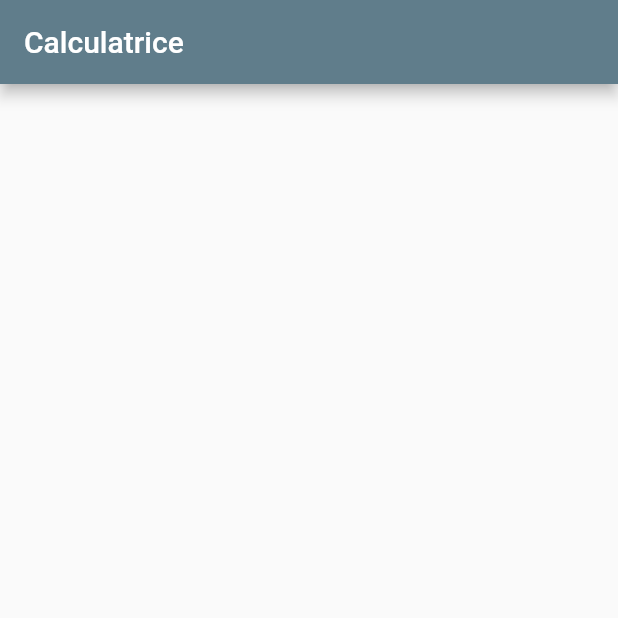
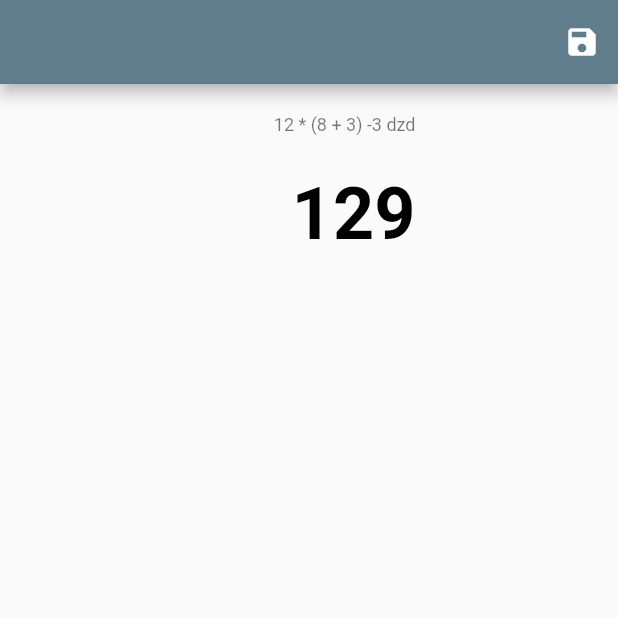
Before and after one commit to swan-benoit/flutter-calculate, a Flutter app: the screen it shows after launch, on a phone screen of 412 x 824 dp, the top half of it. Run offline on Flutter 3.47's test engine with Material 2 defaults, Android fonts, the light colour scheme and no system bars.

Commit message:
create display calculation result

```diff
--- a/lib/calculator.dart
+++ b/lib/calculator.dart
@@ -15,6 +15,40 @@ class _Calculator extends State<Calculator> {
 
   @override
   Widget build(BuildContext context) {
-    return Container();
+    return Column(
+      children: [
+        Padding(
+          padding: const EdgeInsets.fromLTRB(35.0, 20, 135.0, 15),
+          child: Column(
+            children: [
+              Row(
+                mainAxisAlignment: MainAxisAlignment.end,
+                children: const [
+                  Text(
+                    '12 * (8 + 3) -3 dzd',
+                    style: TextStyle(color: Colors.black54, fontSize: 12),
+                  )
+                ],
+              ),
+              const SizedBox(
+                height: 24,
+              ),
+              Row(
+                mainAxisAlignment: MainAxisAlignment.end,
+                children: const [
+                  Text(
+                    '129',
+                    style: TextStyle(
+                        color: Colors.black,
+                        fontSize: 48,
+                        fontWeight: FontWeight.bold),
+                  )
+                ],
+              )
+            ],
+          ),
+        )
+      ],
+    );
   }
 }
--- a/lib/main.dart
+++ b/lib/main.dart
@@ -12,13 +12,21 @@ class MyApp extends StatelessWidget {
   @override
   Widget build(BuildContext context) {
     return MaterialApp(
+      debugShowCheckedModeBanner: false,
       title: 'Flutter Demo',
       theme: ThemeData(
         primarySwatch: Colors.blueGrey,
       ),
       home: Scaffold(
         appBar: AppBar(
-          title: const Text('Calculatrice'),
+          actions: [
+            IconButton(
+              icon: const Icon(Icons.save),
+              onPressed: () {
+                print("click");
+              },
+            ),
+          ],
         ),
         body: const Calculator(),
       ),
```
